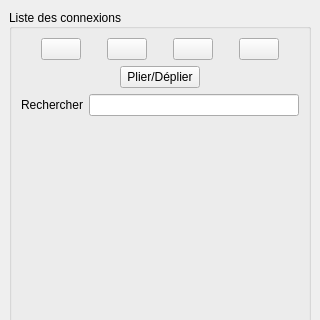
Before: the Qt Designer form main/UI/main.ui in faro93/YARCoM.Qt, drawn with Qt 5; both pictures show x 0 to 320 and y 0 to 320 of the 320 by 862 pixel window.
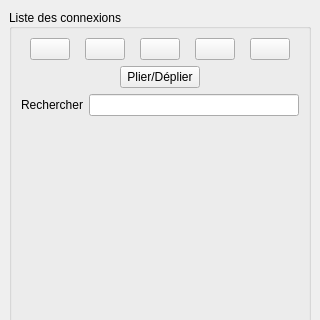
After: the same form once the commit is applied. Icons and pictures are not drawn.

The edit to the form file:
```diff
--- a/main/UI/main.ui
+++ b/main/UI/main.ui
@@ -186,6 +186,36 @@
            </property>
           </widget>
          </item>
+         <item>
+          <spacer name="horizontalSpacer_10">
+           <property name="orientation">
+            <enum>Qt::Orientation::Horizontal</enum>
+           </property>
+           <property name="sizeHint" stdset="0">
+            <size>
+             <width>40</width>
+             <height>20</height>
+            </size>
+           </property>
+          </spacer>
+         </item>
+         <item>
+          <widget class="QPushButton" name="pb_About">
+           <property name="text">
+            <string/>
+           </property>
+           <property name="icon">
+            <iconset resource="../../Ressources.qrc">
+             <normaloff>:/main/icons/info.png</normaloff>:/main/icons/info.png</iconset>
+           </property>
+           <property name="iconSize">
+            <size>
+             <width>32</width>
+             <height>32</height>
+            </size>
+           </property>
+          </widget>
+         </item>
          <item>
           <spacer name="horizontalSpacer_7">
            <property name="orientation">
```
